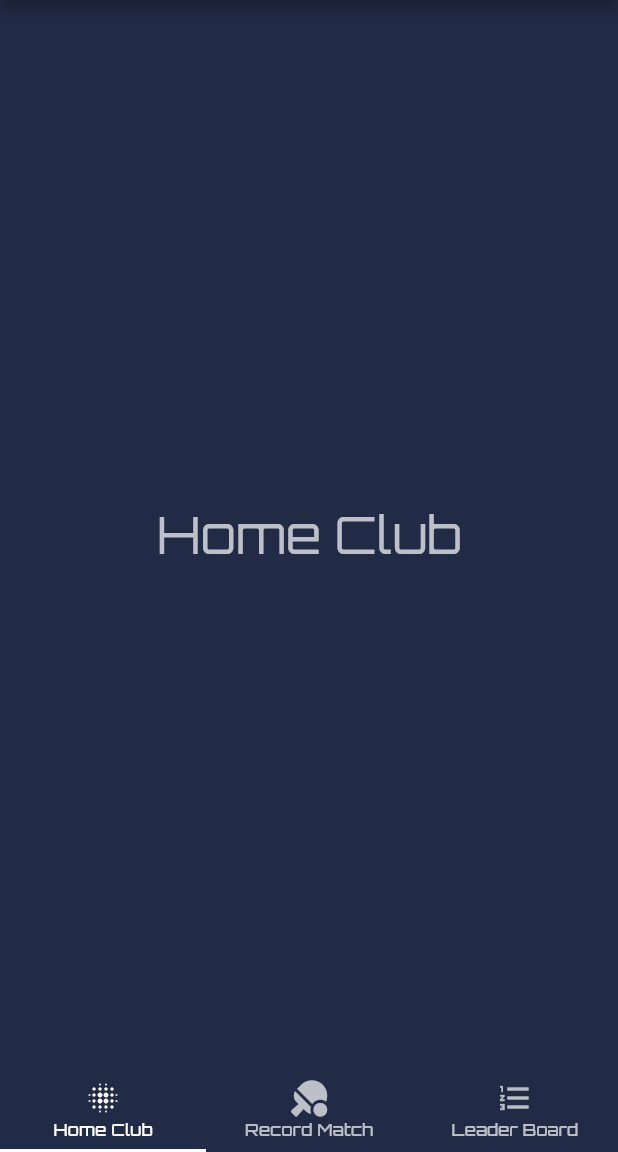
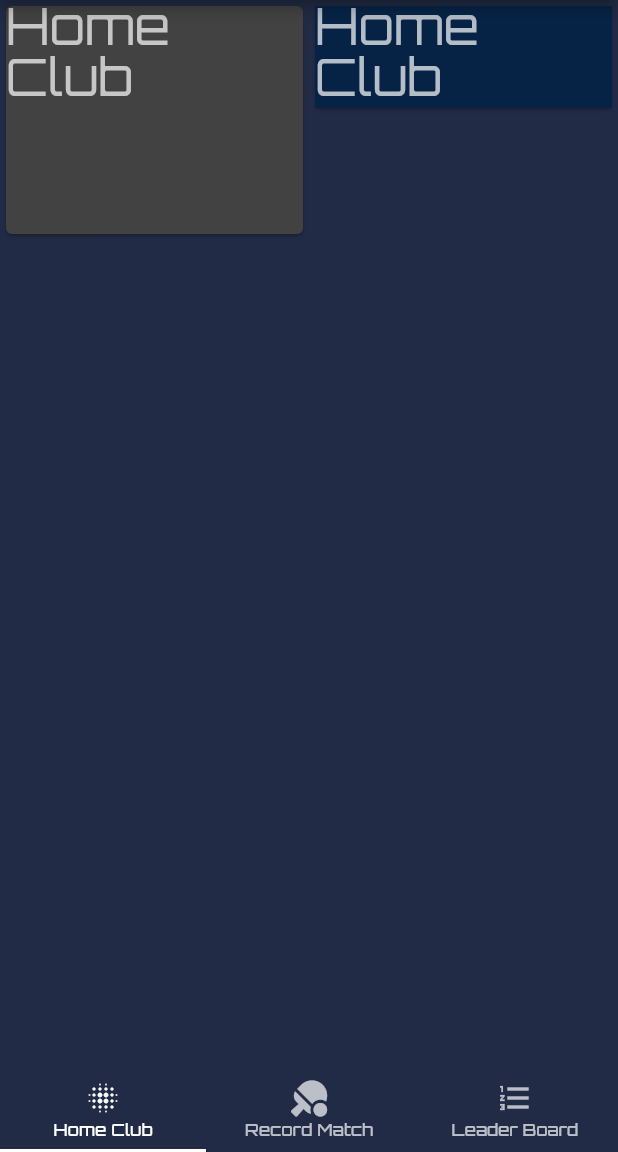
Before and after one commit to kattsushi/pong_score, a Flutter app: the screen it shows after launch, on a phone screen of 412 x 824 dp, the part 84-1236 px from its top. Run offline on Flutter 3.47's test engine with Material 2 defaults, Android fonts, the phone set to English and light mode, and no system bars; our stand-ins replace bloc, equatable, flutter_bloc, font_awesome_flutter.

Commit message:
add home club

```diff
--- /dev/null
+++ b/lib/ui/home_club/home_club_page.dart
@@ -0,0 +1,50 @@
+import 'package:flutter/material.dart';
+
+class HomeClub extends StatelessWidget {
+  const HomeClub({
+    Key key,
+    @required this.translate,
+  }) : super(key: key);
+
+  final String Function(String key) translate;
+
+  @override
+  Widget build(BuildContext context) {
+    return Container(
+      child: Row(children: <Widget>[
+        Column(
+          children: <Widget>[
+            Container(
+              width: MediaQuery.of(context).size.width / 2,
+              height: 160,
+              child: Card(
+                child: Container(
+                  child: Text(
+                    translate('home-club'),
+                    style: Theme.of(context).textTheme.display1,
+                  ),
+                ),
+              ),
+            ),
+          ],
+        ),
+        Column(
+          children: <Widget>[
+            Container(
+              width: MediaQuery.of(context).size.width / 2,
+              child: Card(
+                child: Container(
+                  color: Color(0xFF062346),
+                  child: Text(
+                    translate('home-club'),
+                    style: Theme.of(context).textTheme.display1,
+                  ),
+                ),
+              ),
+            ),
+          ],
+        ),
+      ]),
+    );
+  }
+}
--- a/lib/ui/widgets/drawer_global.dart
+++ b/lib/ui/widgets/drawer_global.dart
@@ -12,6 +12,8 @@ class DrawerGlobal extends StatelessWidget {
   Widget build(BuildContext context) {
     final translate = Applocalizations.of(context).translate;
     return Drawer(
+      child: Container(
+        color: Color(0xFF212B45),
         child: ListView.builder(
         itemCount: menuData.length,
         itemBuilder: (context, index) {
@@ -37,6 +39,7 @@ class DrawerGlobal extends StatelessWidget {
           }
           return null;
         },
+    ),
       ));
   }
 }
--- a/lib/ui/widgets/tab_bar_global.dart
+++ b/lib/ui/widgets/tab_bar_global.dart
@@ -1,5 +1,6 @@
 import 'package:flutter/material.dart';
 import 'package:font_awesome_flutter/font_awesome_flutter.dart';
+import 'package:pong_score/ui/home_club/home_club_page.dart';
 
 class TabBarGlobalWidget extends StatelessWidget {
   const TabBarGlobalWidget({
@@ -62,14 +63,7 @@ class TabBarViewGlobal extends StatelessWidget {
     return TabBarView(children: [
       Scaffold(
         backgroundColor: Color(0xFF212B45),
-        body: Center(
-          child: Container(
-            child: Text(
-              translate('home-club'),
-              style: Theme.of(context).textTheme.display1,
-            ),
-          ),
-        ),
+        body: HomeClub(translate: translate),
       ),
       Scaffold(
         backgroundColor: Color(0xFF212B45),
@@ -84,10 +78,12 @@ class TabBarViewGlobal extends StatelessWidget {
       ),
       Scaffold(
         backgroundColor: Color(0xFF212B45),
-        body: Container(
-          child: Text(
-            translate('leader-board'),
-            style: Theme.of(context).textTheme.display1,
+        body: Center(
+          child: Container(
+            child: Text(
+              translate('leader-board'),
+              style: Theme.of(context).textTheme.display1,
+            ),
           ),
         ),
       )
```
Lines whose indentation alone changed are shown as unchanged.
